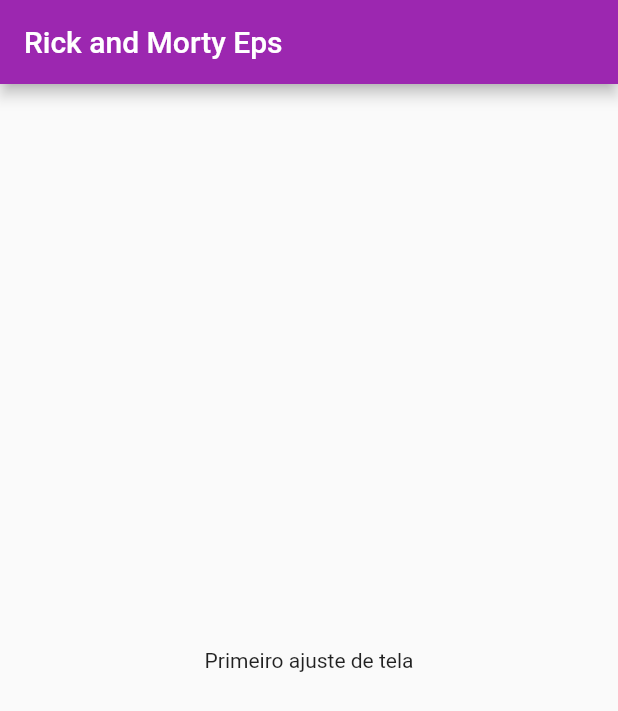
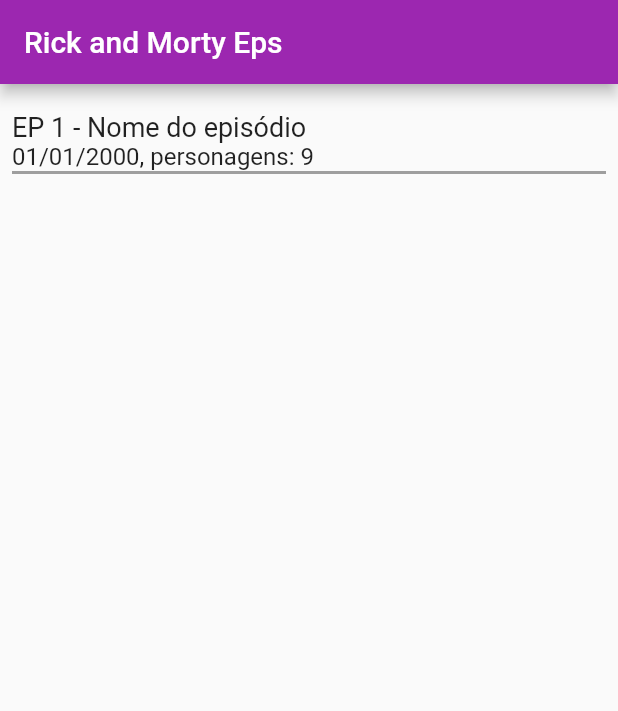
Before and after one commit to PauloVOFonseca/azs-mob-rickandmorty, a Flutter app: the screen it shows after launch, on a phone screen of 412 x 824 dp. Shown: the top 711 px of the screen. Run offline on Flutter 3.47's test engine with Material 2 defaults, Android fonts, the light colour scheme and no system bars.

Commit message:
feat: testing container format

```diff
--- a/lib/presentation/pages/home/home_page.dart
+++ b/lib/presentation/pages/home/home_page.dart
@@ -10,13 +10,35 @@
 class _HomePageState extends State<HomePage> {
   @override
   Widget build(BuildContext context) {
+    double verticalSize = MediaQuery.of(context).size.width;
     return Scaffold(
       appBar: AppBar(
-        title: Text('Rick and Morty Eps'),
+        title: const Text('Rick and Morty Eps'),
       ),
-      body: const Center(
-        child: Text(
-          'Primeiro ajuste de tela',
+      body: Padding(
+        padding: const EdgeInsets.symmetric(vertical: 18, horizontal: 8),
+        child: Container(
+          width: verticalSize,
+          decoration: const BoxDecoration(
+            border: Border(
+              bottom: BorderSide(color: Colors.grey, width: 2),
+            ),
+          ),
+          child: Column(
+            mainAxisAlignment: MainAxisAlignment.start,
+            crossAxisAlignment: CrossAxisAlignment.start,
+            mainAxisSize: MainAxisSize.min,
+            children: [
+              const Text(
+                'EP 1 - Nome do episódio',
+                style: TextStyle(fontSize: 18),
+              ),
+              const Text(
+                '01/01/2000, personagens: 9',
+                style: TextStyle(fontSize: 16),
+              )
+            ],
+          ),
         ),
       ),
     );
```
